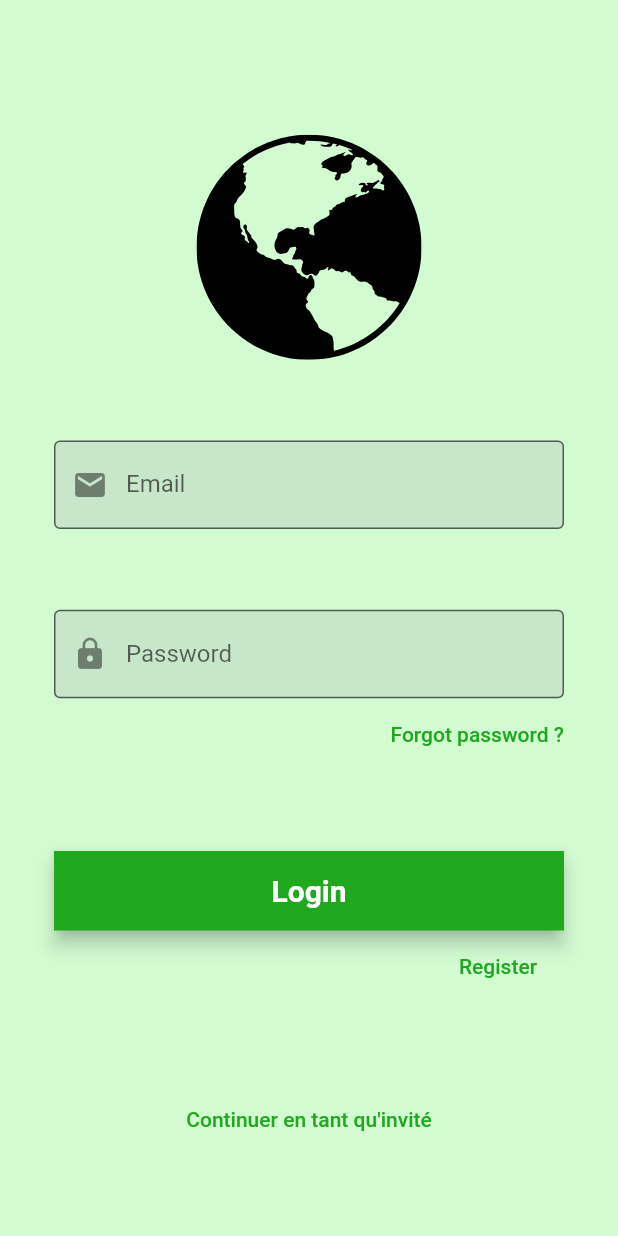
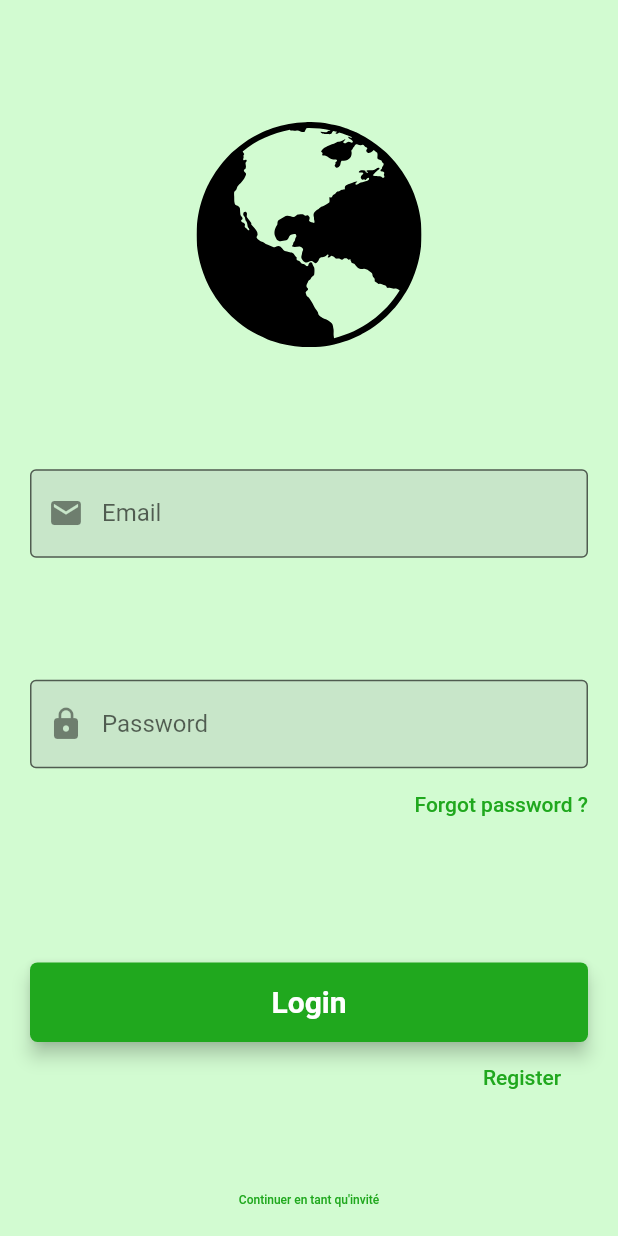
Before and after one commit to thomaspouly/projetTILT, a Flutter app: the screen it shows after launch, after a tap on "Login", on a phone screen of 412 x 824 dp. Run offline on Flutter 3.47's test engine with Material 2 defaults, Android fonts, the phone set to English and light mode, and no system bars; our stand-ins replace cloud_firestore, firebase_auth, firebase_storage, flutter_svg, image_cropper, image_picker; missing offline and left inert: flutter_statusbarcolor; accounts and stored records are empty; Roboto replaces fonts that are missing (Montserrat).

Commit message:
feat(login.dart): StorageProvider for register and login page error, forgot password in pop-up

```diff
--- a/flutter_app/lib/bloc/register_bloc.dart
+++ b/flutter_app/lib/bloc/register_bloc.dart
@@ -8,12 +8,11 @@ class RegisterBloc {
   String _password;
 
   Future<String> registerUser(String email, String password,String name,int treeNumber,File image) {
-
-
     if(validateFields(email, password) && name.isNotEmpty && treeNumber>-1 && image!=null) {
       return _repository.registerUser(email, password,name,treeNumber,image);
+    }else {
+      return null;
     }
-    return null;
   }
 
   bool validateFields(String email, String password) {
--- a/flutter_app/lib/models/User.dart
+++ b/flutter_app/lib/models/User.dart
@@ -21,6 +21,13 @@ class User {
   User.fromSnapshot(DocumentSnapshot snapshot)
       : this.fromMap(snapshot.data, reference: snapshot.reference);
 
+  Map<String, dynamic> toJson() =>
+      {
+        'email': email,
+        'name': name,
+        'treeNumber': treeNumber,
+      };
+
   @override
   String toString() => "User<$email:$name:$treeNumber>";
 
--- a/flutter_app/lib/screen/login/login.dart
+++ b/flutter_app/lib/screen/login/login.dart
@@ -1,4 +1,5 @@
-import 'package:firebase_auth/firebase_auth.dart';
+import 'dart:io';
+
 import 'package:flutter/material.dart';
 import 'package:flutter_app/bloc/login_bloc.dart';
 import 'package:flutter_app/provider/AuthProvider.dart';
@@ -7,21 +8,15 @@ import 'package:flutter_app/provider/login_bloc_provider.dart';
 import 'package:flutter_app/screen/customs/TextFieldCustom.dart';
 import 'package:flutter_app/screen/register/register.dart';
 import 'package:flutter_svg/flutter_svg.dart';
+import 'package:flutter_statusbarcolor/flutter_statusbarcolor.dart';
 
 // INITIALISATION
 
 TextStyle style = TextStyle(fontFamily: 'Montserrat', fontSize: 20.0);
 
 final String assetName = 'assets/earth.svg';
-final String chaiseName = 'assets/chaise.svg';
-final String tableName = 'assets/table.svg';
+
 final Widget svg = new SvgPicture.asset(assetName, semanticsLabel: 'Acme Logo');
-
-final Widget chaise =
-    new SvgPicture.asset(chaiseName, semanticsLabel: 'Acme Logo');
-
-final Widget table =
-    new SvgPicture.asset(tableName, semanticsLabel: 'Acme Logo');
 
 AuthProvider authProvider;
 FirestoreProvider firestoreProvider;
@@ -100,6 +95,8 @@ class _MyLoginPageState extends State<MyLoginPage> {
   @override
   Widget build(BuildContext context) {
     final bloc = BlocProvider.of(context);
+    FlutterStatusbarcolor.setStatusBarColor(Color.fromRGBO(210, 251, 209, 1));
+    FlutterStatusbarcolor.setStatusBarWhiteForeground(false);
 
     final emailField = TextFieldCustom(
       title: "Email",
@@ -119,6 +116,7 @@ class _MyLoginPageState extends State<MyLoginPage> {
     final loginButon = Material(
       elevation: 5.0,
       color: Color.fromRGBO(32, 168, 30, 1),
+      borderRadius: BorderRadius.circular(5),
       child: MaterialButton(
         minWidth: MediaQuery.of(context).size.width,
         padding: EdgeInsets.fromLTRB(20.0, 15.0, 20.0, 15.0),
@@ -127,9 +125,9 @@ class _MyLoginPageState extends State<MyLoginPage> {
                   emailFieldController.text, passFieldController.text) !=
               null) {
             if (authProvider != null) {
-              try{
               authProvider
-                    .authenticateUser(emailFieldController.text, passFieldController.text)
+                  .authenticateUser(
+                      emailFieldController.text, passFieldController.text)
                   .then((userId) {
                 new FutureBuilder(
                     future: firestoreProvider.getUserById(userId),
@@ -139,22 +137,7 @@ class _MyLoginPageState extends State<MyLoginPage> {
                       //print("NAME =======> " + snapshot.data['name']);
                       //print(snapshot.data['treeNumber']);
                     });
-
-                })
-                /*
-                .catchError((onError) {
-                  print("en erreur");
-                  setState(() {
-                    widget.emailError = onError.toString();
               });
-                  print("error $onError");
-                })
-                */;
-              } catch (e) {
-                print("bouhouuuuu");
-                print(e.toString());
-              }
-
             }
           } else {
             if (emailFieldController.text.isEmpty) {
@@ -169,11 +152,11 @@ class _MyLoginPageState extends State<MyLoginPage> {
                     r'^(([^<>()[\]\\.,;:\s@\"]+(\.[^<>()[\]\\.,;:\s@\"]+)*)|(\".+\"))@((\[[0-9]{1,3}\.[0-9]{1,3}\.[0-9]{1,3}\.[0-9]{1,3}\])|(([a-zA-Z\-0-9]+\.)+[a-zA-Z]{2,}))$')
                 .hasMatch(emailFieldController.text)) {
               setState(() {
-                widget.emailError = "Invalide Email";
+                widget.emailError = "Email incorrecte";
               });
             } else if (passFieldController.text.length < 6) {
               setState(() {
-                widget.passwordError = "Password too short";
+                widget.passwordError = "Password trop court";
               });
             }
           }
@@ -194,9 +177,7 @@ class _MyLoginPageState extends State<MyLoginPage> {
 
     Widget _buildTextFields() {
       return new Container(
-        child: new Column(
-          children: <Widget>[
-            new Container(
+        child: new Container(
           margin: EdgeInsets.only(top: 10, bottom: 10),
           child: new TextFieldCustom(
             controller: emailFieldController,
@@ -204,8 +185,6 @@ class _MyLoginPageState extends State<MyLoginPage> {
             title: 'Email',
             hide: false,
           ),
-            ),
-          ],
         ),
       );
     }
@@ -247,8 +226,7 @@ class _MyLoginPageState extends State<MyLoginPage> {
           color: Color.fromRGBO(32, 168, 30, 1),
         ),
       ),
-      onPressed:
-      register,
+      onPressed: register,
     );
 
     final _forgot = MaterialButton(
@@ -270,17 +248,21 @@ class _MyLoginPageState extends State<MyLoginPage> {
         "Continuer en tant qu'invité",
         style: TextStyle(
           color: Color.fromRGBO(32, 168, 30, 1),
+          fontSize: 8,
         ),
       ),
     );
+
+    double padding = 20;
 
     return SafeArea(
       child: Scaffold(
         backgroundColor: Color.fromRGBO(210, 251, 209, 1),
         body: Container(
-          child: Padding(
-            padding: EdgeInsets.only(left: 36, right: 36, top: 36),
-            child: Column(
+            padding: EdgeInsets.only(left: padding, right: padding),
+            child: Stack(
+              children: <Widget>[
+                Column(
                   mainAxisAlignment: MainAxisAlignment.spaceEvenly,
                   crossAxisAlignment: CrossAxisAlignment.center,
                   children: <Widget>[
@@ -310,11 +292,16 @@ class _MyLoginPageState extends State<MyLoginPage> {
                         ]),
                       ],
                     ),
-                _continue,
                   ],
                 ),
+                new Positioned(
+                  child: new Align(
+                    alignment: FractionalOffset.bottomCenter,
+                    child: _continue,
                   ),
                 ),
+              ],
+            )),
       ),
     );
   }
--- a/flutter_app/pubspec.yaml
+++ b/flutter_app/pubspec.yaml
@@ -31,6 +31,7 @@ dependencies:
   firebase_storage: ^2.1.0+1
   image_crop: ^0.2.0
   image_cropper: ^1.0.1
+  flutter_statusbarcolor: ^0.2.0
 
 
 dev_dependencies:
```
Also changed, not shown: flutter_app/lib/provider/AuthProvider.dart (+18 -2 lines), flutter_app/lib/provider/FirestoreProvider.dart (+11 -13 lines), flutter_app/lib/provider/StorageProvider.dart (added, +14 -0 lines), flutter_app/lib/screen/register/register.dart (+9 -8 lines), flutter_app/pubspec.lock. Lines whose indentation alone changed are shown as unchanged.
